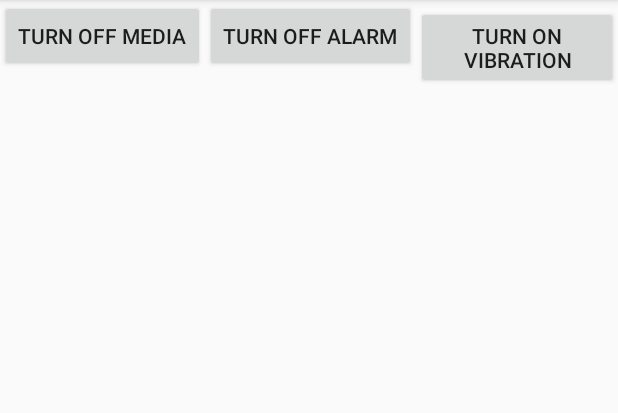
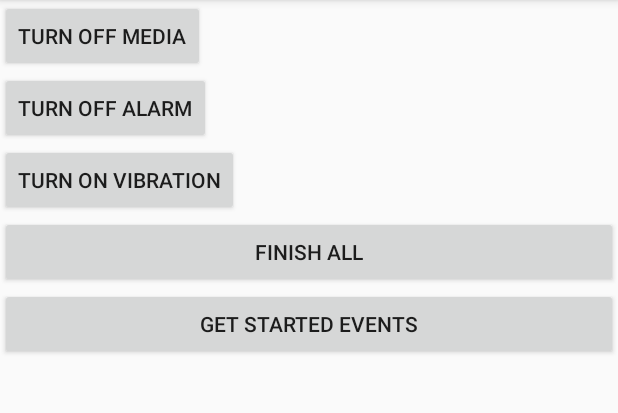
Before and after one commit to qstpss/HostMockApplication, an Android app: the screen it shows after launch (MainActivity), on a phone screen of 412 x 824 dp, the part 84-497 px from its top. Run offline under Robolectric (Android 15) with nearby library versions, the phone set to English and light mode, and no system bars.

```diff
--- a/app/src/main/java/com/qstpss/hostmockapplication/webclient/IClient.java
+++ b/app/src/main/java/com/qstpss/hostmockapplication/webclient/IClient.java
@@ -3,11 +3,14 @@ package com.qstpss.hostmockapplication.webclient;
 import com.qstpss.hostmockapplication.model.MockEvent;
 
 import java.io.IOException;
+import java.util.List;
 
 import retrofit2.Call;
 import retrofit2.Response;
 import retrofit2.http.Body;
+import retrofit2.http.GET;
 import retrofit2.http.POST;
+import retrofit2.http.PUT;
 
 public interface IClient {
 
@@ -16,5 +19,11 @@ public interface IClient {
     @POST(serverControllerEndpoint + "/new")
     Call<MockEvent> createMockEvent(@Body MockEvent mockEvent) throws IOException;
 
-    Response<MockEvent> getResponse();
+    @PUT(serverControllerEndpoint + "/finishAllEvents")
+    Call<Void> finishAllEvents() throws IOException;
+
+    @GET(serverControllerEndpoint + "/startedEvents")
+    Call<List<MockEvent>> getStartedEvents() throws IOException;
+
+    Response getResponse();
 }
--- a/app/src/main/res/layout/activity_main.xml
+++ b/app/src/main/res/layout/activity_main.xml
@@ -4,6 +4,7 @@
     xmlns:tools="http://schemas.android.com/tools"
     android:layout_width="match_parent"
     android:layout_height="match_parent"
+    android:orientation="vertical"
     tools:context=".MainActivity">
 
     <Button
@@ -26,4 +27,18 @@
         android:layout_height="wrap_content"
         android:onClick="processEvent"
         android:text="Turn on vibration" />
+
+    <Button
+        android:id="@+id/finishAll"
+        android:layout_width="match_parent"
+        android:layout_height="wrap_content"
+        android:text="Finish all"
+        android:onClick="finishAllEvents"/>
+
+    <Button
+        android:id="@+id/startedEvents"
+        android:layout_width="match_parent"
+        android:layout_height="wrap_content"
+        android:text="Get started events"
+        android:onClick="getStartedEvents"/>
 </LinearLayout>
```
Also changed, not shown: app/src/main/java/com/qstpss/hostmockapplication/MainActivity.java (+46 -15 lines), app/src/main/java/com/qstpss/hostmockapplication/webclient/ClientImpl.java (+19 -2 lines).
